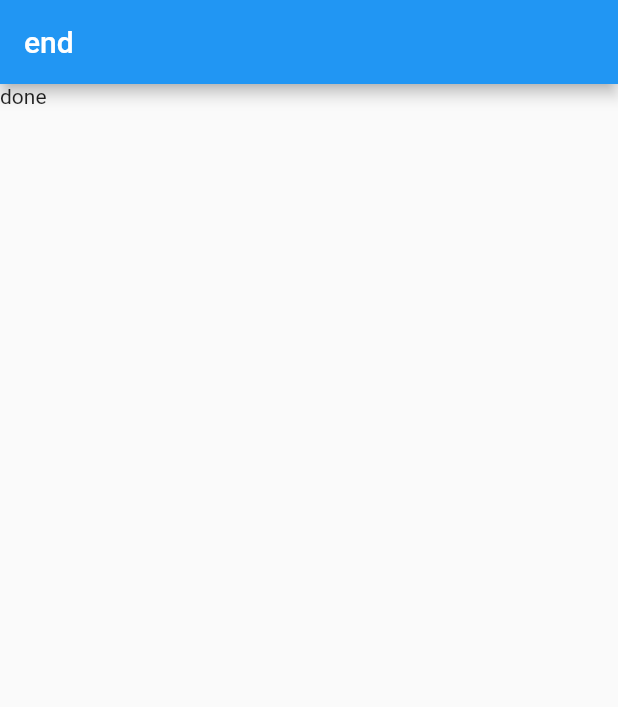
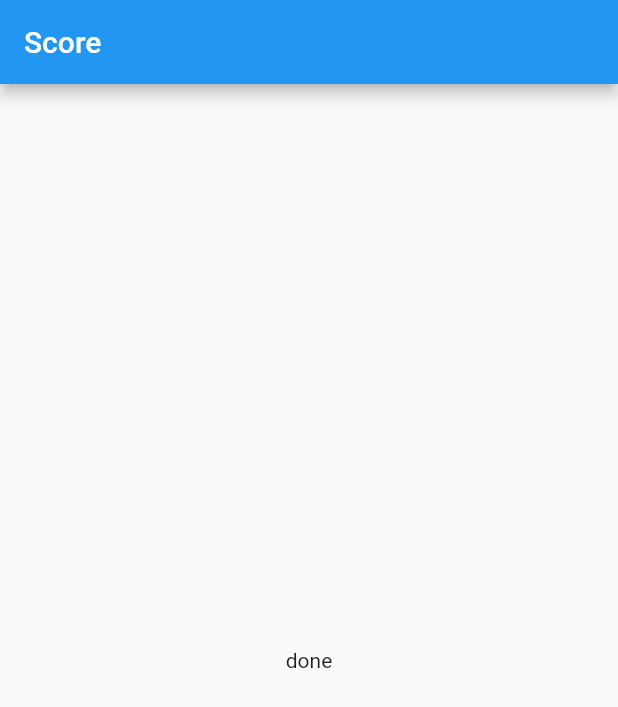
Before and after one commit to michael-099/QuizApp, a Flutter app: the screen it shows after launch, after a tap on "black", after a tap on "apple", on a phone screen of 412 x 824 dp. Shown: the top 707 px of the screen. Run offline on Flutter 3.47's test engine with Material 2 defaults, Android fonts, the phone set to English and light mode, and no system bars.

Commit message:
split for readablity purpouse

```diff
--- a/lib/main.dart
+++ b/lib/main.dart
@@ -1,45 +1,52 @@
 import 'package:flutter/material.dart';
+import 'package:guide/result.dart';
 import './question.dart';
 import './button.dart';
 import './quiz.dart';
-class MyApp extends StatefulWidget{
+import './result.dart';
+
+class MyApp extends StatefulWidget {
   @override
-  State<StatefulWidget> createState(){
+  State<StatefulWidget> createState() {
     return MyAppState();
   }
 }
-  class MyAppState extends State<MyApp> {var index = 0;
-  void action(){
+
+class MyAppState extends State<MyApp> {
+  var index = 0;
+  void action() {
     setState(() {
       index = index + 1;
     });
 
-    print("button pressed " );
+    print("button pressed ");
   }
 
-  Widget build(BuildContext context){
-    var question =[ {'Question':"what/' is ur favorite color",'ans':["black","blue","red","white"]} ,{'Question':"what is ur favorite food " ,"ans":["apple" ,"banana","orange" ,"none" ] }];
-  if (index <question.length){
-  return MaterialApp(
-    home: Scaffold(
-      appBar:AppBar( title: Text("my first quiz app"),
-      ),
-    body: quiz(action,question,index )
-  ),
-  );}
-  else {
+  Widget build(BuildContext context) {
+    var question = [
+      {
+        'Question': "what/' is ur favorite color",
+        'ans': ["black", "blue", "red", "white"]
+      },
+      {
+        'Question': "what is ur favorite food ",
+        "ans": ["apple", "banana", "orange", "none"]
+      }
+    ];
+    if (index < question.length) {
       return MaterialApp(
         home: Scaffold(
             appBar: AppBar(
-      title: Text("end"),
+              title: Text("my first quiz app"),
             ),
-    body: Text('done'),
-  ),
+            body: quiz(action, question, index)),
       );
-
+    } else {
+      return result();
     }
   }
 }
-void main(){
+
+void main() {
   runApp(MyApp());
 }
--- /dev/null
+++ b/lib/result.dart
@@ -0,0 +1,16 @@
+import "package:flutter/material.dart";
+
+class result extends StatelessWidget {
+  result();
+  Widget build(BuildContext context) {
+    return MaterialApp(
+      home: Scaffold(
+        appBar: AppBar(
+          title: Text("Score"),
+        ),
+        body:
+        Center(child:Text('done')),
+      ),
+    );
+  }
+}
```
Lines whose indentation alone changed are shown as unchanged.
